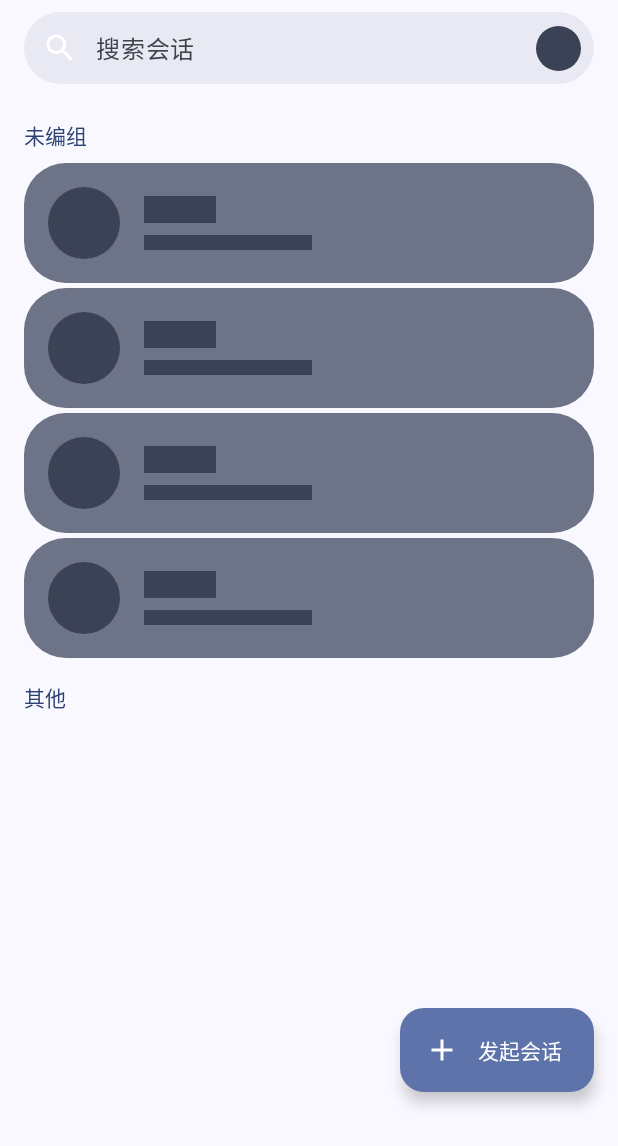
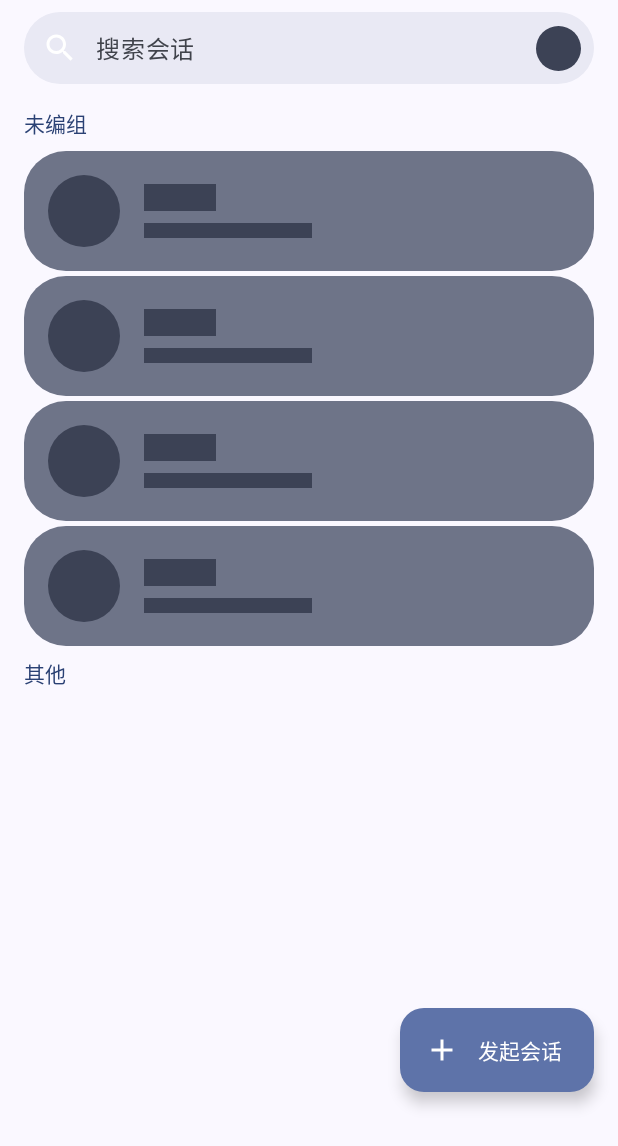
Before and after one commit to Parabox-App/Parabox, an Android app built with Jetpack Compose: the composable MessagePage shown on its own in the app's theme, on a phone screen of 412 x 824 dp. Shown: the top 1146 px of the screen. Run offline under Robolectric (Android 15) with nearby library versions, the phone set to English and light mode, and no system bars; our stand-ins replace Dagger/Hilt's generated code, Room's generated code, Shimmer; libraries missing offline, so code that uses them is left out: com.ramcosta.composedestinations; 4 statements that could not run were skipped.

Commit message:
Update MessagePage.kt

```diff
--- a/app/src/main/java/com/ojhdtapp/parabox/ui/message/MessagePage.kt
+++ b/app/src/main/java/com/ojhdtapp/parabox/ui/message/MessagePage.kt
@@ -112,22 +112,23 @@ fun MessagePage(
         },
     ) { paddingValues ->
         LazyColumn(
-            modifier = Modifier.padding(horizontal = 16.dp),
+//            modifier = Modifier.padding(horizontal = 16.dp),
             state = listState,
             contentPadding = paddingValues
         ) {
             item {
-                Spacer(modifier = Modifier.height(16.dp))
+                Box(modifier = Modifier.padding(16.dp, 8.dp)){
                     Text(
                         text = "未编组",
                         style = MaterialTheme.typography.labelLarge,
                         color = MaterialTheme.colorScheme.primary
                     )
-                Spacer(modifier = Modifier.height(8.dp))
+                }
             }
             if (viewModel.ungroupedContactState.value.isLoading) {
                 itemsIndexed(listOf(null, null, null, null)) { index, _ ->
                     ContactItem(
+                        modifier = Modifier.padding(horizontal = 16.dp),
                         contact = null,
                         topRadius = 28.dp,
                         bottomRadius = 28.dp,
@@ -158,7 +159,7 @@ fun MessagePage(
                     val bottomRadius by animateDpAsState(targetValue = if (isLast) 28.dp else 0.dp)
                     SwipeToDismiss(
                         state = dismissState,
-                        modifier = Modifier.animateItemPlacement(),
+                        modifier = Modifier.padding(horizontal = 16.dp).animateItemPlacement(),
                         background = {
                             val direction = dismissState.dismissDirection ?: return@SwipeToDismiss
                             val arrangement = when (direction) {
@@ -206,13 +207,13 @@ fun MessagePage(
                 }
             }
             item {
-                Spacer(modifier = Modifier.height(16.dp))
+                Box(modifier = Modifier.padding(16.dp, 8.dp)){
                     Text(
                         text = "其他",
                         style = MaterialTheme.typography.labelLarge,
                         color = MaterialTheme.colorScheme.primary
                     )
-                Spacer(modifier = Modifier.height(8.dp))
+                }
             }
         }
 //        Column(
```
Lines whose indentation alone changed are shown as unchanged.
